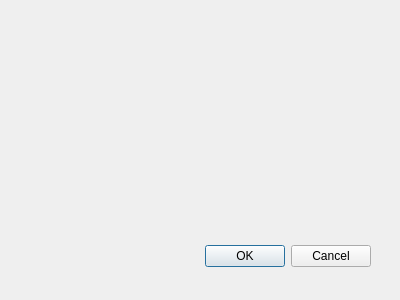
The window that QGIS3_Plugin/dof_manager/dof_manager_dialog_base.ui (strpaw/faa_dof_postgis_qgis) describes before a commit, drawn with Qt 5.
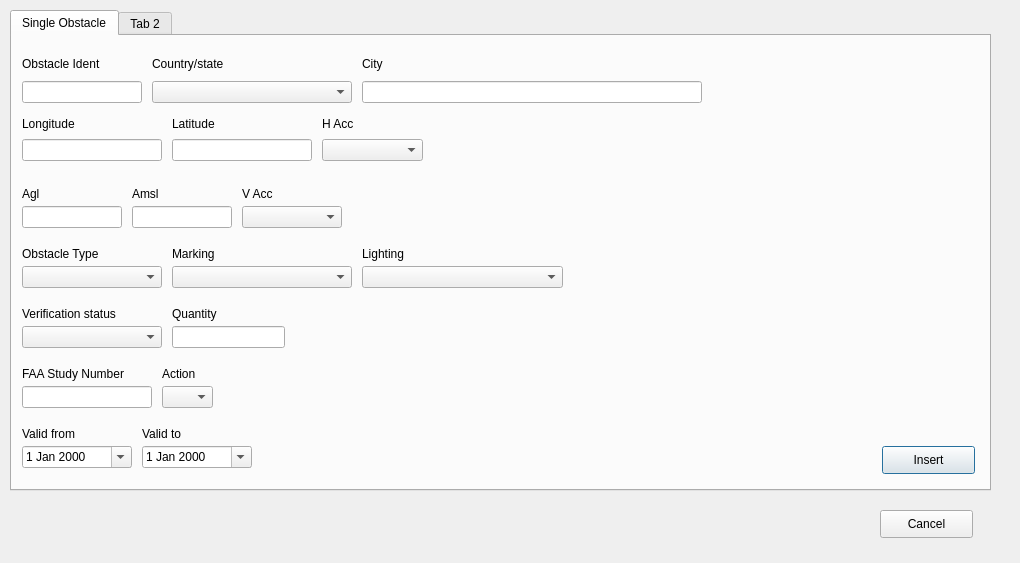
The same window after the commit.

Commit message: [Single obstacle] GUI layout

Diff of the .ui file:
```diff
--- a/QGIS3_Plugin/dof_manager/dof_manager_dialog_base.ui
+++ b/QGIS3_Plugin/dof_manager/dof_manager_dialog_base.ui
@@ -1,31 +1,493 @@
 <ui version="4.0" >
  <class>DigitalObstacleFileManagerDialogBase</class>
- <widget class="QDialog" name="DigitalObstacleFileManagerDialogBase" >
-  <property name="geometry" >
+ <widget class="QDialog" name="DigitalObstacleFileManagerDialogBase">
+  <property name="geometry">
    <rect>
     <x>0</x>
     <y>0</y>
-    <width>400</width>
-    <height>300</height>
+    <width>1020</width>
+    <height>563</height>
    </rect>
   </property>
   <property name="windowTitle" >
    <string>FAA_DOF</string>
   </property>
-  <widget class="QDialogButtonBox" name="button_box" >
-   <property name="geometry" >
+  <widget class="QTabWidget" name="tabWidget">
+   <property name="geometry">
     <rect>
-     <x>30</x>
-     <y>240</y>
-     <width>341</width>
-     <height>32</height>
+     <x>10</x>
+     <y>10</y>
+     <width>981</width>
+     <height>481</height>
     </rect>
    </property>
-   <property name="orientation" >
-    <enum>Qt::Horizontal</enum>
+   <property name="currentIndex">
+    <number>0</number>
    </property>
-   <property name="standardButtons" >
-    <set>QDialogButtonBox::Cancel|QDialogButtonBox::Ok</set>
+   <widget class="QWidget" name="singleObstacle">
+    <attribute name="title">
+     <string>Single Obstacle</string>
+    </attribute>
+    <widget class="QLineEdit" name="lineEditCity">
+     <property name="geometry">
+      <rect>
+       <x>350</x>
+       <y>45</y>
+       <width>340</width>
+       <height>22</height>
+      </rect>
+     </property>
+    </widget>
+    <widget class="QLabel" name="label_9">
+     <property name="geometry">
+      <rect>
+       <x>350</x>
+       <y>20</y>
+       <width>340</width>
+       <height>16</height>
+      </rect>
+     </property>
+     <property name="text">
+      <string>City</string>
+     </property>
+    </widget>
+    <widget class="QLabel" name="label_18">
+     <property name="geometry">
+      <rect>
+       <x>120</x>
+       <y>150</y>
+       <width>55</width>
+       <height>16</height>
+      </rect>
+     </property>
+     <property name="text">
+      <string>Amsl</string>
+     </property>
+    </widget>
+    <widget class="QLineEdit" name="lineEditAmsl">
+     <property name="geometry">
+      <rect>
+       <x>120</x>
+       <y>170</y>
+       <width>100</width>
+       <height>22</height>
+      </rect>
+     </property>
+    </widget>
+    <widget class="QLineEdit" name="lineEditAgl">
+     <property name="geometry">
+      <rect>
+       <x>10</x>
+       <y>170</y>
+       <width>100</width>
+       <height>22</height>
+      </rect>
+     </property>
+    </widget>
+    <widget class="QLabel" name="label_17">
+     <property name="geometry">
+      <rect>
+       <x>10</x>
+       <y>150</y>
+       <width>55</width>
+       <height>16</height>
+      </rect>
+     </property>
+     <property name="text">
+      <string>Agl</string>
+     </property>
+    </widget>
+    <widget class="QComboBox" name="comboBoxVertAcc">
+     <property name="geometry">
+      <rect>
+       <x>230</x>
+       <y>170</y>
+       <width>100</width>
+       <height>22</height>
+      </rect>
+     </property>
+    </widget>
+    <widget class="QLabel" name="label_16">
+     <property name="geometry">
+      <rect>
+       <x>230</x>
+       <y>150</y>
+       <width>55</width>
+       <height>16</height>
+      </rect>
+     </property>
+     <property name="text">
+      <string>V Acc</string>
+     </property>
+    </widget>
+    <widget class="QComboBox" name="comboBoxHorAcc">
+     <property name="geometry">
+      <rect>
+       <x>310</x>
+       <y>103</y>
+       <width>101</width>
+       <height>22</height>
+      </rect>
+     </property>
+    </widget>
+    <widget class="QLabel" name="label_15">
+     <property name="geometry">
+      <rect>
+       <x>310</x>
+       <y>80</y>
+       <width>55</width>
+       <height>16</height>
+      </rect>
+     </property>
+     <property name="text">
+      <string>H Acc</string>
+     </property>
+    </widget>
+    <widget class="QLabel" name="label_8">
+     <property name="geometry">
+      <rect>
+       <x>10</x>
+       <y>210</y>
+       <width>91</width>
+       <height>16</height>
+      </rect>
+     </property>
+     <property name="text">
+      <string>Obstacle Type</string>
+     </property>
+    </widget>
+    <widget class="QComboBox" name="comboBoxObstacleType">
+     <property name="geometry">
+      <rect>
+       <x>10</x>
+       <y>230</y>
+       <width>140</width>
+       <height>22</height>
+      </rect>
+     </property>
+    </widget>
+    <widget class="QLabel" name="label_13">
+     <property name="geometry">
+      <rect>
+       <x>160</x>
+       <y>210</y>
+       <width>55</width>
+       <height>16</height>
+      </rect>
+     </property>
+     <property name="text">
+      <string>Marking</string>
+     </property>
+    </widget>
+    <widget class="QLabel" name="label_14">
+     <property name="geometry">
+      <rect>
+       <x>350</x>
+       <y>210</y>
+       <width>55</width>
+       <height>16</height>
+      </rect>
+     </property>
+     <property name="text">
+      <string>Lighting</string>
+     </property>
+    </widget>
+    <widget class="QComboBox" name="comboBoxMarking">
+     <property name="geometry">
+      <rect>
+       <x>160</x>
+       <y>230</y>
+       <width>180</width>
+       <height>22</height>
+      </rect>
+     </property>
+    </widget>
+    <widget class="QComboBox" name="comboBoxLighting">
+     <property name="geometry">
+      <rect>
+       <x>350</x>
+       <y>230</y>
+       <width>201</width>
+       <height>22</height>
+      </rect>
+     </property>
+    </widget>
+    <widget class="QLabel" name="label_19">
+     <property name="geometry">
+      <rect>
+       <x>10</x>
+       <y>270</y>
+       <width>111</width>
+       <height>16</height>
+      </rect>
+     </property>
+     <property name="text">
+      <string>Verification status</string>
+     </property>
+    </widget>
+    <widget class="QComboBox" name="comboBoxVerificationStatus">
+     <property name="geometry">
+      <rect>
+       <x>10</x>
+       <y>290</y>
+       <width>140</width>
+       <height>22</height>
+      </rect>
+     </property>
+    </widget>
+    <widget class="QLabel" name="label_20">
+     <property name="geometry">
+      <rect>
+       <x>10</x>
+       <y>330</y>
+       <width>131</width>
+       <height>16</height>
+      </rect>
+     </property>
+     <property name="text">
+      <string>FAA Study Number</string>
+     </property>
+    </widget>
+    <widget class="QLineEdit" name="lineEditFAAStudyNumber">
+     <property name="geometry">
+      <rect>
+       <x>10</x>
+       <y>350</y>
+       <width>130</width>
+       <height>22</height>
+      </rect>
+     </property>
+    </widget>
+    <widget class="QLineEdit" name="lineEditQuantity">
+     <property name="geometry">
+      <rect>
+       <x>160</x>
+       <y>290</y>
+       <width>113</width>
+       <height>22</height>
+      </rect>
+     </property>
+    </widget>
+    <widget class="QLabel" name="label_12">
+     <property name="geometry">
+      <rect>
+       <x>160</x>
+       <y>270</y>
+       <width>55</width>
+       <height>16</height>
+      </rect>
+     </property>
+     <property name="text">
+      <string>Quantity</string>
+     </property>
+    </widget>
+    <widget class="QDateEdit" name="dateEditValidFrom">
+     <property name="geometry">
+      <rect>
+       <x>10</x>
+       <y>410</y>
+       <width>110</width>
+       <height>22</height>
+      </rect>
+     </property>
+     <property name="readOnly">
+      <bool>false</bool>
+     </property>
+     <property name="calendarPopup">
+      <bool>true</bool>
+     </property>
+    </widget>
+    <widget class="QLabel" name="label">
+     <property name="geometry">
+      <rect>
+       <x>10</x>
+       <y>390</y>
+       <width>110</width>
+       <height>16</height>
+      </rect>
+     </property>
+     <property name="text">
+      <string>Valid from</string>
+     </property>
+    </widget>
+    <widget class="QLabel" name="label_2">
+     <property name="geometry">
+      <rect>
+       <x>130</x>
+       <y>390</y>
+       <width>110</width>
+       <height>16</height>
+      </rect>
+     </property>
+     <property name="text">
+      <string>Valid to</string>
+     </property>
+    </widget>
+    <widget class="QDateEdit" name="dateEditValidTo">
+     <property name="geometry">
+      <rect>
+       <x>130</x>
+       <y>410</y>
+       <width>110</width>
+       <height>22</height>
+      </rect>
+     </property>
+     <property name="readOnly">
+      <bool>false</bool>
+     </property>
+     <property name="calendarPopup">
+      <bool>true</bool>
+     </property>
+    </widget>
+    <widget class="QLabel" name="label_21">
+     <property name="geometry">
+      <rect>
+       <x>150</x>
+       <y>330</y>
+       <width>131</width>
+       <height>16</height>
+      </rect>
+     </property>
+     <property name="text">
+      <string>Action</string>
+     </property>
+    </widget>
+    <widget class="QComboBox" name="comboBoxAction">
+     <property name="geometry">
+      <rect>
+       <x>150</x>
+       <y>350</y>
+       <width>51</width>
+       <height>22</height>
+      </rect>
+     </property>
+    </widget>
+    <widget class="QPushButton" name="pushButtonInsert">
+     <property name="geometry">
+      <rect>
+       <x>870</x>
+       <y>410</y>
+       <width>93</width>
+       <height>28</height>
+      </rect>
+     </property>
+     <property name="text">
+      <string>Insert</string>
+     </property>
+    </widget>
+    <widget class="QLabel" name="labelIdent">
+     <property name="geometry">
+      <rect>
+       <x>10</x>
+       <y>20</y>
+       <width>120</width>
+       <height>16</height>
+      </rect>
+     </property>
+     <property name="text">
+      <string>Obstacle Ident</string>
+     </property>
+    </widget>
+    <widget class="QLineEdit" name="lineEditObstacleIdent">
+     <property name="geometry">
+      <rect>
+       <x>10</x>
+       <y>45</y>
+       <width>120</width>
+       <height>22</height>
+      </rect>
+     </property>
+    </widget>
+    <widget class="QLabel" name="label_6">
+     <property name="geometry">
+      <rect>
+       <x>140</x>
+       <y>20</y>
+       <width>200</width>
+       <height>16</height>
+      </rect>
+     </property>
+     <property name="text">
+      <string>Country/state</string>
+     </property>
+    </widget>
+    <widget class="QComboBox" name="comboBoxCountryState">
+     <property name="geometry">
+      <rect>
+       <x>140</x>
+       <y>45</y>
+       <width>200</width>
+       <height>22</height>
+      </rect>
+     </property>
+    </widget>
+    <widget class="QLineEdit" name="lineEditLongitude">
+     <property name="geometry">
+      <rect>
+       <x>10</x>
+       <y>103</y>
+       <width>140</width>
+       <height>22</height>
+      </rect>
+     </property>
+    </widget>
+    <widget class="QLabel" name="labelLongitude">
+     <property name="geometry">
+      <rect>
+       <x>10</x>
+       <y>80</y>
+       <width>55</width>
+       <height>16</height>
+      </rect>
+     </property>
+     <property name="text">
+      <string>Longitude</string>
+     </property>
+    </widget>
+    <widget class="QLabel" name="labelLatitude">
+     <property name="geometry">
+      <rect>
+       <x>160</x>
+       <y>80</y>
+       <width>45</width>
+       <height>16</height>
+      </rect>
+     </property>
+     <property name="text">
+      <string>Latitude</string>
+     </property>
+    </widget>
+    <widget class="QLineEdit" name="lineEditLatitude">
+     <property name="enabled">
+      <bool>true</bool>
+     </property>
+     <property name="geometry">
+      <rect>
+       <x>160</x>
+       <y>103</y>
+       <width>140</width>
+       <height>22</height>
+      </rect>
+     </property>
+    </widget>
+   </widget>
+   <widget class="QWidget" name="tab_2">
+    <attribute name="title">
+     <string>Tab 2</string>
+    </attribute>
+   </widget>
+  </widget>
+  <widget class="QPushButton" name="pushButtonCancel">
+   <property name="geometry">
+    <rect>
+     <x>880</x>
+     <y>510</y>
+     <width>93</width>
+     <height>28</height>
+    </rect>
+   </property>
+   <property name="text">
+    <string>Cancel</string>
    </property>
   </widget>
  </widget>
```
Left out of the diff: 61 changed lines with no effect on the pictures. The commit also changes 1 other file.
